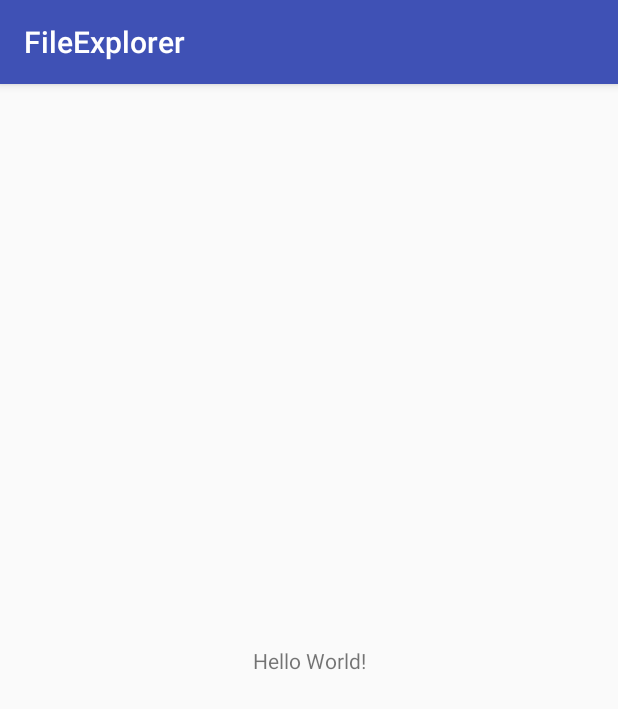
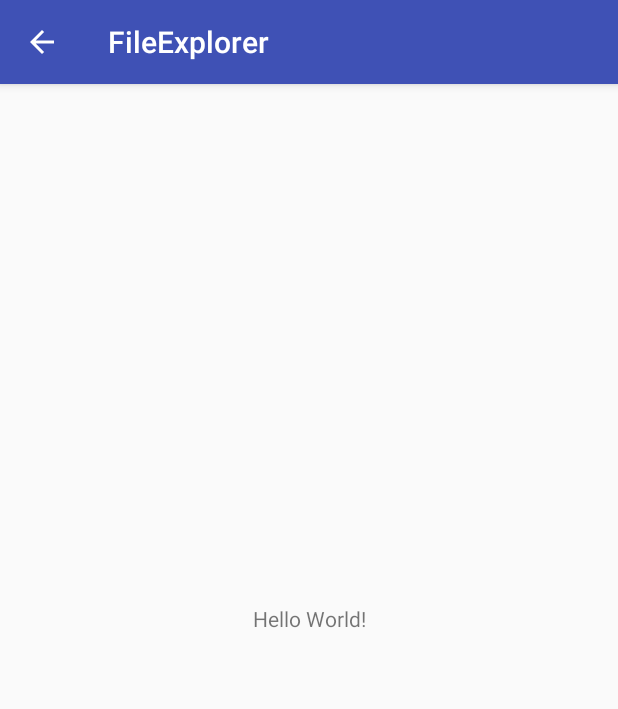
Before and after one commit to Capotasto/Capo-Filer-Android, an Android app: the screen it shows after launch (MainActivity), on a phone screen of 412 x 824 dp. Shown: the top 709 px of the screen. Run offline under Robolectric (Android 15) with nearby library versions, the phone set to English and light mode, and no system bars; our stand-ins replace Dagger/Hilt's generated code, data binding; 1 statement that could not run was skipped.

Commit message:
Added Drawer

```diff
--- a/app/src/main/AndroidManifest.xml
+++ b/app/src/main/AndroidManifest.xml
@@ -4,6 +4,7 @@
     >
 
     <application
+        android:name=".App"
         android:allowBackup="true"
         android:icon="@mipmap/ic_launcher"
         android:label="@string/app_name"
--- a/app/src/main/java/com/funckyhacker/fileexplorer/App.java
+++ b/app/src/main/java/com/funckyhacker/fileexplorer/App.java
@@ -1,11 +1,12 @@
 package com.funckyhacker.fileexplorer;
 
+import com.funckyhacker.fileexplorer.di.DaggerAppComponent;
 import dagger.android.AndroidInjector;
 import dagger.android.support.DaggerApplication;
 
 public class App extends DaggerApplication {
 
   @Override protected AndroidInjector<? extends DaggerApplication> applicationInjector() {
-    return null;
+    return DaggerAppComponent.builder().create(this);
   }
 }
--- a/app/src/main/java/com/funckyhacker/fileexplorer/MainActivity.java
+++ b/app/src/main/java/com/funckyhacker/fileexplorer/MainActivity.java
@@ -1,12 +1,21 @@
 package com.funckyhacker.fileexplorer;
 
+import android.databinding.DataBindingUtil;
 import android.support.v7.app.AppCompatActivity;
 import android.os.Bundle;
+import com.funckyhacker.fileexplorer.databinding.ActivityMainBinding;
 
 public class MainActivity extends AppCompatActivity {
 
+  private ActivityMainBinding binding;
+
   @Override protected void onCreate(Bundle savedInstanceState) {
     super.onCreate(savedInstanceState);
-    setContentView(R.layout.activity_main);
+    binding = DataBindingUtil.setContentView(this, R.layout.activity_main);
+
+    setSupportActionBar(binding.toolBar);
+
+    getSupportActionBar().setDisplayHomeAsUpEnabled(true);
+    getSupportActionBar().setHomeButtonEnabled(true);
   }
 }
--- a/app/src/main/java/com/funckyhacker/fileexplorer/di/AppComponent.java
+++ b/app/src/main/java/com/funckyhacker/fileexplorer/di/AppComponent.java
@@ -3,8 +3,9 @@ package com.funckyhacker.fileexplorer.di;
 import com.funckyhacker.fileexplorer.App;
 import dagger.Component;
 import dagger.android.AndroidInjector;
+import dagger.android.support.AndroidSupportInjectionModule;
 
-@Component
+@Component(modules = { AndroidSupportInjectionModule.class, AppModule.class, MainModule.class})
 public interface AppComponent extends AndroidInjector<App> {
 
   @Component.Builder
--- a/app/src/main/java/com/funckyhacker/fileexplorer/di/AppModule.java
+++ b/app/src/main/java/com/funckyhacker/fileexplorer/di/AppModule.java
@@ -2,5 +2,5 @@ package com.funckyhacker.fileexplorer.di;
 
 import dagger.Module;
 
-@Module
+@Module(subcomponents = {MainComponent.class})
 public class AppModule {}
--- /dev/null
+++ b/app/src/main/java/com/funckyhacker/fileexplorer/di/MainComponent.java
@@ -0,0 +1,12 @@
+package com.funckyhacker.fileexplorer.di;
+
+import com.funckyhacker.fileexplorer.MainActivity;
+import dagger.Subcomponent;
+import dagger.android.AndroidInjector;
+
+@Subcomponent
+public interface MainComponent extends AndroidInjector<MainActivity>{
+  @Subcomponent.Builder
+  abstract class Builder extends AndroidInjector.Builder<MainActivity> {
+  }
+}
--- /dev/null
+++ b/app/src/main/java/com/funckyhacker/fileexplorer/di/MainModule.java
@@ -0,0 +1,16 @@
+package com.funckyhacker.fileexplorer.di;
+
+import android.app.Activity;
+import com.funckyhacker.fileexplorer.MainActivity;
+import dagger.Binds;
+import dagger.Module;
+import dagger.android.ActivityKey;
+import dagger.android.AndroidInjector;
+import dagger.multibindings.IntoMap;
+
+@Module
+public abstract class MainModule  {
+  @Binds @IntoMap @ActivityKey(MainActivity.class)
+  abstract AndroidInjector.Factory<? extends Activity> bindInjectorFactory(
+      MainComponent.Builder builder);
+}
--- a/app/src/main/res/layout/activity_main.xml
+++ b/app/src/main/res/layout/activity_main.xml
@@ -1,12 +1,34 @@
 <?xml version="1.0" encoding="utf-8"?>
-<android.support.constraint.ConstraintLayout
+<layout
     xmlns:android="http://schemas.android.com/apk/res/android"
     xmlns:tools="http://schemas.android.com/tools"
     xmlns:app="http://schemas.android.com/apk/res-auto"
+    >
+
+    <android.support.v4.widget.DrawerLayout
+        android:id="@+id/drawer_layout"
+        android:layout_width="match_parent"
+        android:layout_height="match_parent"
+        android:fitsSystemWindows="true"
+        >
+
+        <!-- Layout to contain contents of main body of screen (drawer will slide over this) -->
+        <android.support.constraint.ConstraintLayout
+
             android:layout_width="match_parent"
             android:layout_height="match_parent"
             tools:context="com.funckyhacker.fileexplorer.MainActivity"
             >
+
+            <android.support.v7.widget.Toolbar
+                android:id="@+id/tool_bar"
+                android:layout_height="wrap_content"
+                android:layout_width="match_parent"
+                android:theme="@style/AppToolbar"
+                android:minHeight="?attr/actionBarSize"
+                android:background="?attr/colorPrimary"
+                android:elevation="4dp"
+                />
 
             <TextView
                 android:layout_width="wrap_content"
@@ -19,3 +41,17 @@
                 />
 
         </android.support.constraint.ConstraintLayout>
+
+        <!-- Container for contents of drawer - use NavigationView to make configuration easier -->
+        <android.support.design.widget.NavigationView
+            android:id="@+id/nav_view"
+            android:layout_width="wrap_content"
+            android:layout_height="match_parent"
+            android:layout_gravity="start"
+            android:fitsSystemWindows="true"
+            />
+
+    </android.support.v4.widget.DrawerLayout>
+
+
+</layout>
--- a/app/src/main/res/values/styles.xml
+++ b/app/src/main/res/values/styles.xml
@@ -1,11 +1,16 @@
 <resources>
 
     <!-- Base application theme. -->
-    <style name="AppTheme" parent="Theme.AppCompat.Light.DarkActionBar">
+    <style name="AppTheme" parent="Theme.AppCompat.Light.NoActionBar">
         <!-- Customize your theme here. -->
         <item name="colorPrimary">@color/colorPrimary</item>
         <item name="colorPrimaryDark">@color/colorPrimaryDark</item>
         <item name="colorAccent">@color/colorAccent</item>
     </style>
 
+    <style name="AppToolbar" parent="ThemeOverlay.AppCompat.Dark.ActionBar">
+        <item name="android:textColorPrimary">@android:color/white</item>
+        <item name="android:textColorSecondary">@android:color/white</item>
+    </style>
+
 </resources>
```
Lines whose indentation alone changed are shown as unchanged.
